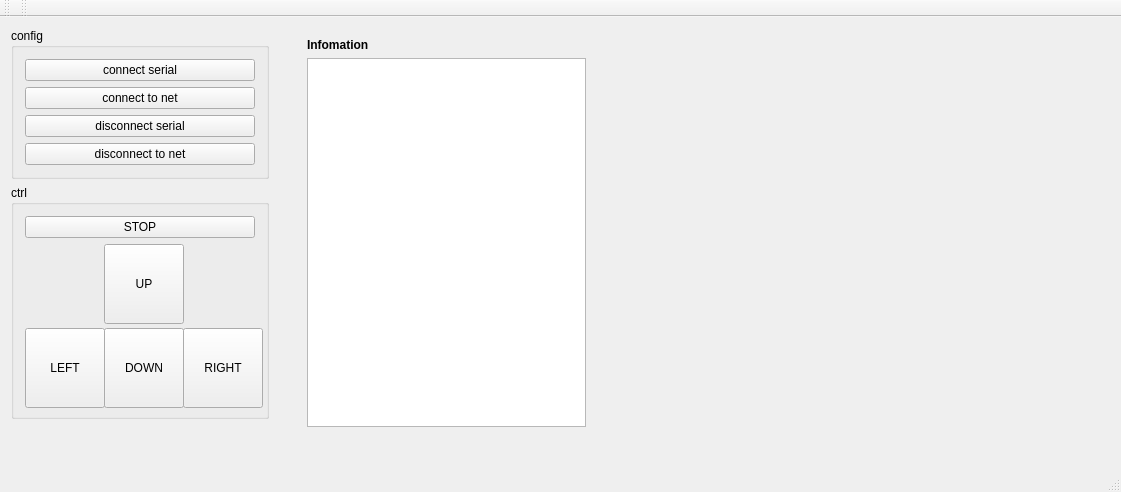
wifialan/vision_trace, file qt/arm-pro/vison_trace_host/mainwindow.ui: the form before one commit.
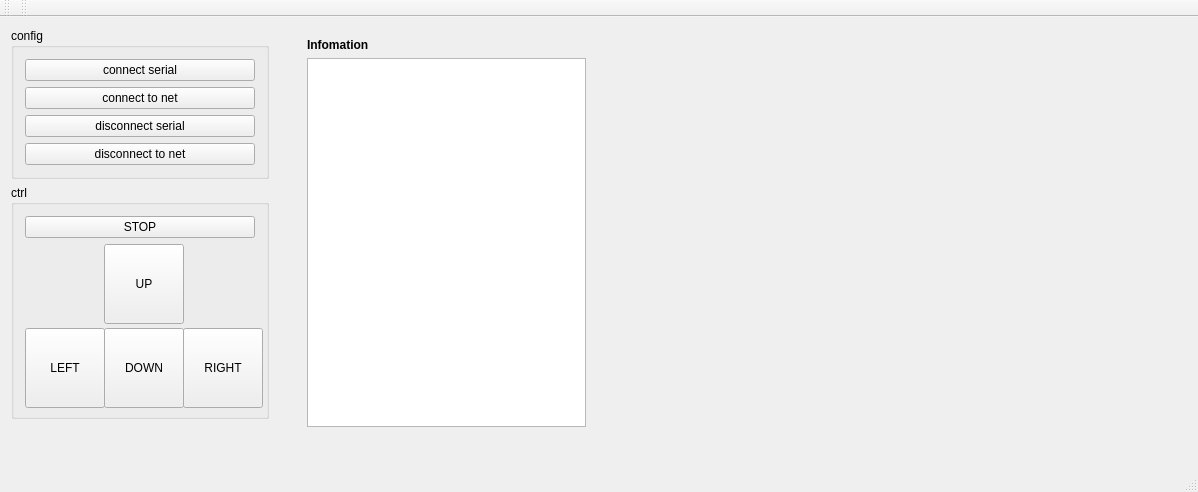
The form after the commit.

Patch:
```diff
--- a/qt/arm-pro/vison_trace_host/mainwindow.ui
+++ b/qt/arm-pro/vison_trace_host/mainwindow.ui
@@ -6,7 +6,7 @@
    <rect>
     <x>0</x>
     <y>0</y>
-    <width>1121</width>
+    <width>1198</width>
     <height>492</height>
    </rect>
   </property>
@@ -17,22 +17,22 @@
    <widget class="QLabel" name="label_cam">
     <property name="geometry">
      <rect>
-      <x>616</x>
-      <y>36</y>
-      <width>471</width>
-      <height>381</height>
+      <x>620</x>
+      <y>20</y>
+      <width>550</width>
+      <height>400</height>
      </rect>
     </property>
     <property name="minimumSize">
      <size>
-      <width>471</width>
-      <height>381</height>
+      <width>550</width>
+      <height>400</height>
      </size>
     </property>
     <property name="maximumSize">
      <size>
-      <width>381</width>
-      <height>16777215</height>
+      <width>550</width>
+      <height>400</height>
      </size>
     </property>
     <property name="text">
```
Left out of the diff: 2 changed lines with no effect on the pictures.
